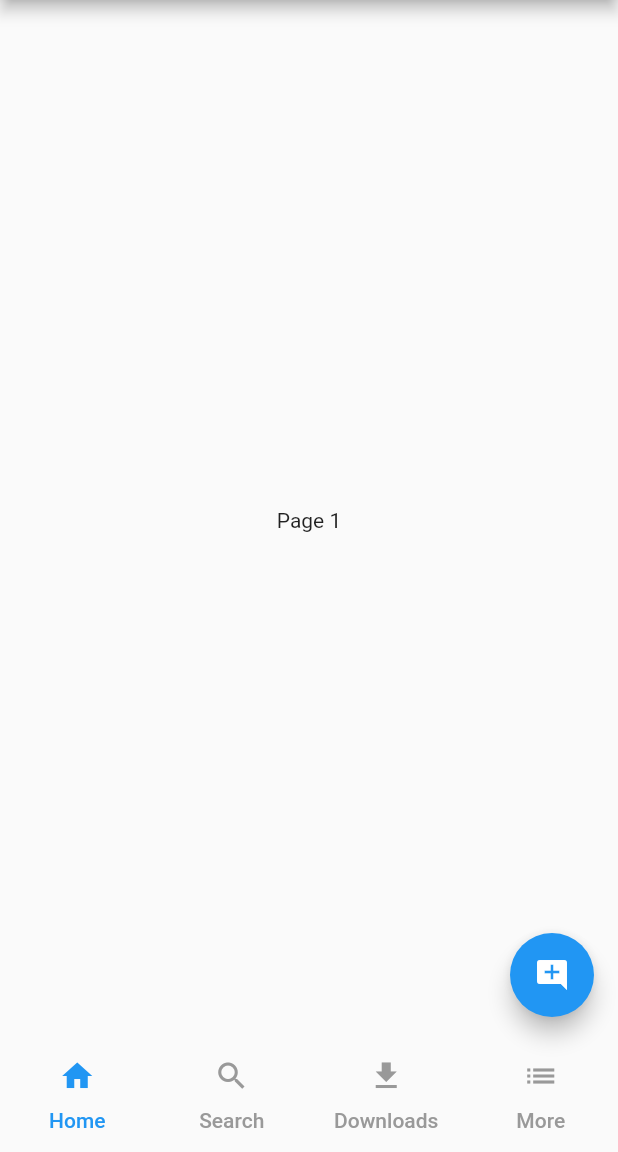
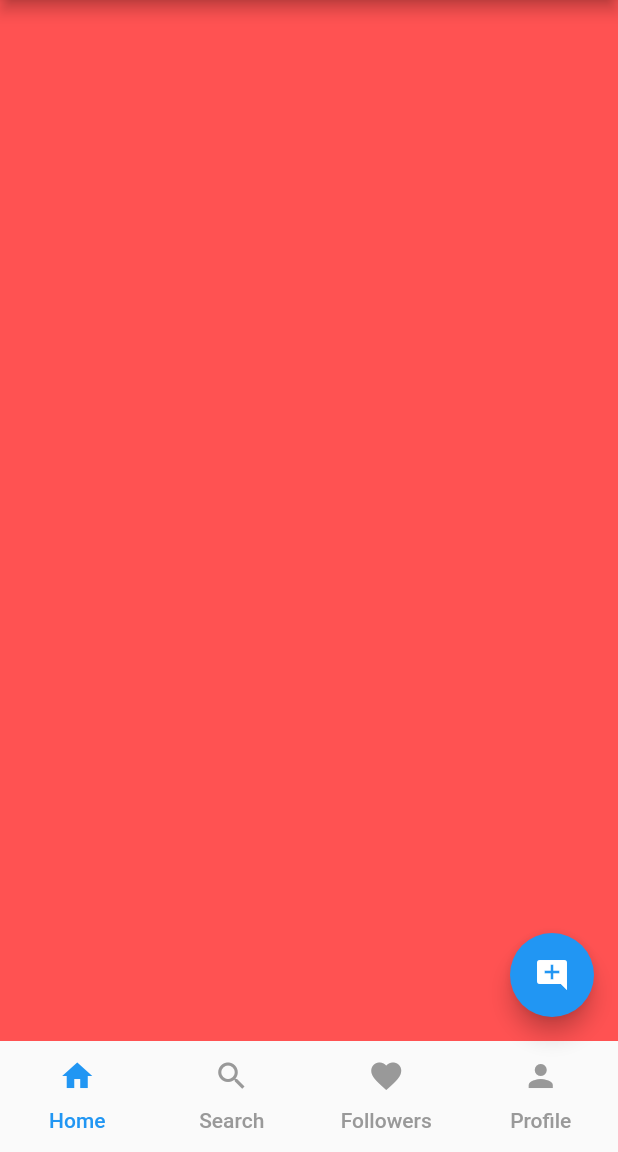
Before and after one commit to awes0menessInc/cs_307, a Flutter app: the screen it shows after launch, on a phone screen of 412 x 824 dp, the part 84-1236 px from its top. Run offline on Flutter 3.47's test engine with Material 2 defaults, Android fonts, the phone set to English and light mode, and no system bars.

Commit message:
updated filestructure

```diff
--- a/lib/home.dart
+++ b/lib/home.dart
@@ -1,4 +1,5 @@
 import 'package:flutter/material.dart';
+import 'timeline.dart';
 
 class Home extends StatelessWidget {
   @override
@@ -28,15 +29,15 @@ class Home extends StatelessWidget {
                     text: "Home",
                   ),
                   Tab(icon: Icon(Icons.search), text: "Search"),
-                  Tab(icon: Icon(Icons.file_download), text: "Downloads"),
-                  Tab(icon: Icon(Icons.list), text: "More"),
+                  Tab(icon: Icon(Icons.favorite), text: "Followers"),
+                  Tab(icon: Icon(Icons.person), text: "Profile"),
                 ],
                 unselectedLabelColor: Color(0xff999999),
                 labelColor: Colors.blue,
                 indicatorColor: Colors.transparent),
             body: TabBarView(
               children: [
-                Center(child: Text("Page 1")),
+                HomePage(),
                 Center(child: Text("Page 2")),
                 Center(child: Text("Page 3")),
                 Center(child: Text("Page 4")),
--- /dev/null
+++ b/lib/timeline.dart
@@ -0,0 +1,8 @@
+import 'package:flutter/material.dart';
+
+class HomePage extends StatelessWidget {
+  @override
+  Widget build(BuildContext context) {
+    return Scaffold(backgroundColor: Colors.redAccent,);
+  }
+}
```
Also changed, not shown: lib/profile.dart (added), lib/search.dart (added), lib/settings.dart (added), 8 other files.
